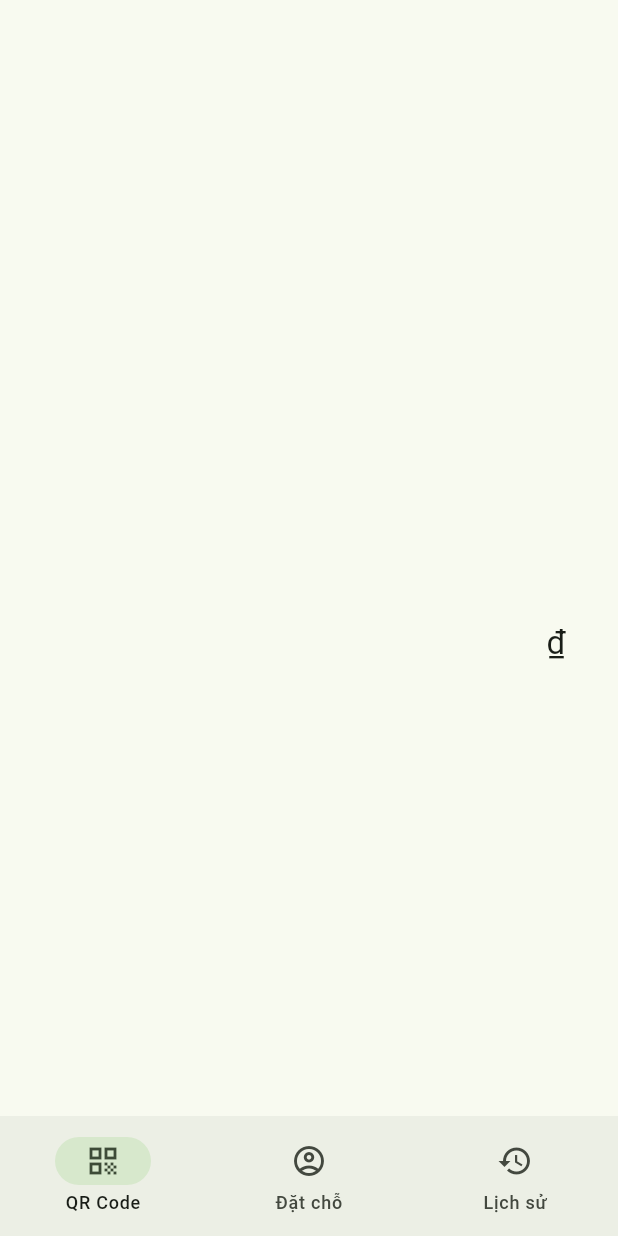
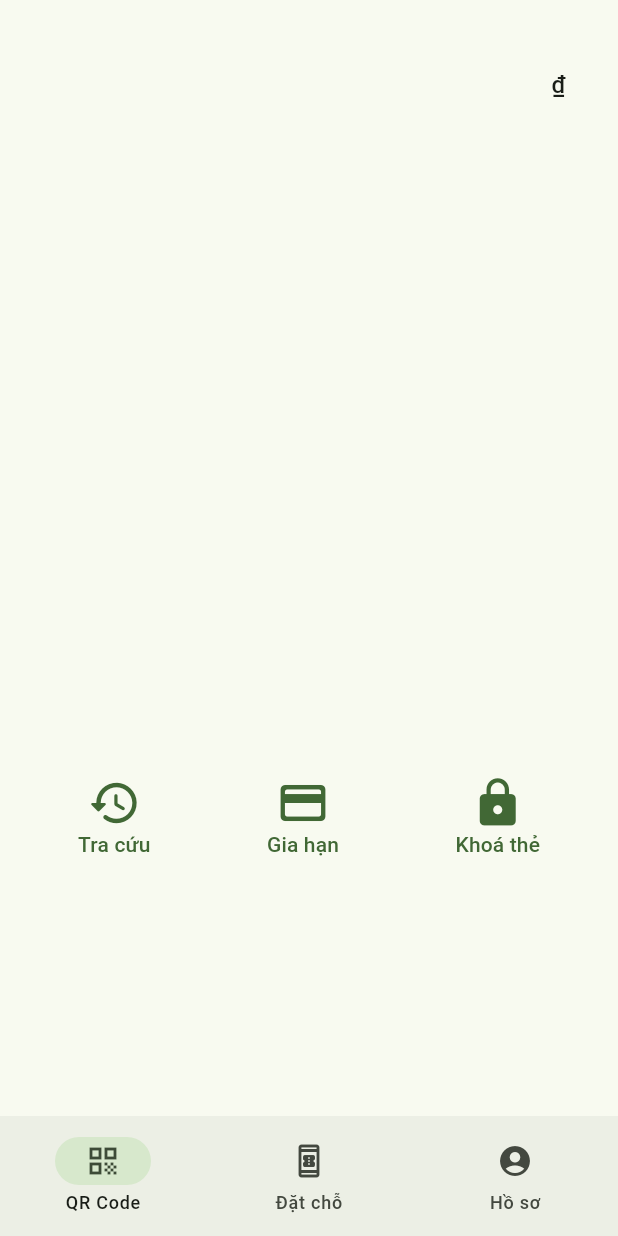
Before and after one commit to EvilArtist/parkingcustomer, a Flutter app: the MainNavigation screen opened directly, on a phone screen of 412 x 824 dp. Run offline on Flutter 3.47's test engine with Material 2 defaults, Android fonts, the phone set to English and light mode, and no system bars; drawn by our look-alikes of carousel_slider; our stand-ins replace flutter_secure_storage, google_fonts, loader_overlay, pinput, qr_flutter; missing offline and left inert: encrypted_shared_preferences, fast_rsa; accounts and stored records are empty; network calls fail.

Commit message:
Update home

```diff
--- a/lib/models/card.dart
+++ b/lib/models/card.dart
@@ -35,9 +35,10 @@ class CardDetails {
   String? subscriptionTypeCode;
   String? vehicleType;
   String? vehicleTypeCode;
-  String? expiredDate;
-  String? extendedDate;
-  bool? isSubscription;
+  DateTime? expiredDate;
+  DateTime? extendedDate;
+  bool isSubscription;
+  bool isExpired;
 
   CardDetails({
     this.id,
@@ -55,11 +56,14 @@ class CardDetails {
     this.vehicleTypeCode,
     this.expiredDate,
     this.extendedDate,
-    this.isSubscription,
+    this.isSubscription = false,
     this.subscriptionId,
+    this.isExpired = false,
   });
 
-  CardDetails.fromJson(Map<String, dynamic> json) {
+  CardDetails.fromJson(Map<String, dynamic> json)
+      : isExpired = json['isExpired'] ?? false,
+        isSubscription = json['isSubscription'] ?? false {
     id = json['id'];
     uuid = json['uuid'];
     code = json['code'];
@@ -73,9 +77,8 @@ class CardDetails {
     subscriptionTypeCode = json['subscriptionTypeCode'];
     vehicleType = json['vehicleType'];
     vehicleTypeCode = json['vehicleTypeCode'];
-    expiredDate = json['expiredDate'];
-    extendedDate = json['extendedDate'];
-    isSubscription = json['isSubscription'];
+    expiredDate = DateTime.parse(json['expiredDate']);
+    extendedDate = DateTime.parse(json['extendedDate']);
     subscriptionId = json['subscriptionId'];
   }
 
--- a/lib/models/customer.dart
+++ b/lib/models/customer.dart
@@ -21,12 +21,12 @@ class Customer extends ChangeNotifier {
       {required this.id,
       required this.userNo,
       required this.userName,
-      email,
-      phoneNumber,
+      this.email,
+      this.phoneNumber,
       required this.firstName,
       required this.lastName,
-      company,
-      legacyAccount});
+      this.company,
+      this.legacyAccount = false});
 
   Customer.fromJson(Map<String, dynamic> json)
       : id = json['id'],
--- a/lib/page/home.dart
+++ b/lib/page/home.dart
@@ -1,4 +1,5 @@
 import 'package:carousel_slider/carousel_slider.dart';
+import 'package:intl/intl.dart';
 import 'package:smart_parking_customer/page/reservation_card.dart';
 import 'package:smart_parking_customer/page/user/add_card.dart';
 import 'package:smart_parking_customer/services/auth.service.dart';
@@ -12,6 +13,7 @@ import 'dart:async';
 import 'package:encrypted_shared_preferences/encrypted_shared_preferences.dart';
 import 'package:fast_rsa/fast_rsa.dart';
 
+import '../models/card.dart';
 import '../models/customer.dart';
 import '../services/user.service.dart';
 
@@ -44,21 +46,25 @@ class _MyHomePageState extends State<MyHomePage> {
   Customer _customer =
       Customer(id: 'id', userNo: '', userName: '', firstName: '', lastName: '');
   List<dynamic> _cardList = [];
-  String vehicleType = "00";
+
+  CardDetails? _currentCard;
   void _updateDisplayTime() async {
     var cardList = [];
+    // final format = DateFormat('dd/MM/yyyy');
     for (var card in _customer.subscriptions) {
-      var rsa = await encodeQR(vehicleType + card.code!);
+      var rsa = await encodeQR(card.code!);
+
       cardList.add({
         'rsa': rsa,
-        'vehicle': card.vehicleType,
-        'licensePlate': card.licensePlate
+        'presentedCard': card,
       });
     }
-    cardList.add({'rsa': '', 'vehicle': '', 'licensePlate': ''});
+    cardList.add(
+        {'rsa': '', 'vehicle': '', 'licensePlate': '', 'presentedCard': null});
     if (mounted) {
       setState(() {
         _cardList = cardList;
+        _currentCard = _cardList[0]['presentedCard'];
       });
     }
   }
@@ -142,6 +148,8 @@ class _MyHomePageState extends State<MyHomePage> {
     super.dispose();
   }
 
+  void extendSubscription() {}
+
   @override
   Widget build(BuildContext context) {
     // This method is rerun every time setState is called, for instance as done
@@ -160,10 +168,43 @@ class _MyHomePageState extends State<MyHomePage> {
               child: Column(
                 mainAxisAlignment: MainAxisAlignment.start,
                 children: <Widget>[
+                  Padding(
+                    padding: const EdgeInsets.only(
+                        left: 35, right: 35, top: 10, bottom: 10),
+                    child: Row(children: <Widget>[
+                      Expanded(
+                        child: Text(
+                            '${_customer.firstName} ${_customer.lastName}',
+                            textAlign: TextAlign.left,
+                            style: Theme.of(context).textTheme.titleMedium),
+                      ),
+                      Expanded(
+                          child: Text(
+                              '${(_customer.wallet == null ? '' : _customer.wallet!.amount)} ₫',
+                              textAlign: TextAlign.right,
+                              style: Theme.of(context).textTheme.titleMedium))
+                    ]),
+                  ),
+                  const SizedBox(
+                    height: 40,
+                  ),
+                  Text(
+                      (_currentCard != null
+                          ? (_currentCard?.licensePlate ?? '')
+                          : ''),
+                      style: const TextStyle(fontWeight: FontWeight.bold)),
+                  const SizedBox(
+                    height: 10,
+                  ),
                   CarouselSlider(
                       options: CarouselOptions(
-                        height: 0.85 * MediaQuery.of(context).size.width,
+                        height: 0.75 * MediaQuery.of(context).size.width,
                         viewportFraction: 0.75,
+                        onPageChanged: (index, reason) {
+                          setState(() {
+                            _currentCard = _cardList[index]['presentedCard'];
+                          });
+                        },
                       ),
                       items: _cardList.map((item) {
                         String itemRsa = item['rsa'];
@@ -209,7 +250,7 @@ class _MyHomePageState extends State<MyHomePage> {
                                 elevation: 0,
                                 child: Container(
                                   width:
-                                      0.70 * MediaQuery.of(context).size.width,
+                                      0.8 * MediaQuery.of(context).size.width,
                                   decoration: BoxDecoration(
                                     border: Border.all(
                                         color: const Color(0xFFF2F2F2)),
@@ -221,30 +262,49 @@ class _MyHomePageState extends State<MyHomePage> {
                                       padding: const EdgeInsets.all(40),
                                       child: Column(children: [
                                         QrImageView(data: itemRsa, version: 5),
-                                        Text(item['vehicle']),
-                                        Text(item['licensePlate'])
                                       ])),
                                 ));
                       }).toList()),
                   const SizedBox(
-                    height: 20,
+                    height: 40,
                   ),
                   Padding(
-                    padding: const EdgeInsets.only(
-                        left: 35, right: 35, top: 10, bottom: 10),
-                    child: Row(children: <Widget>[
-                      Expanded(
-                        child: Text(
-                            '${_customer.firstName} ${_customer.lastName}',
-                            textAlign: TextAlign.left,
-                            style: Theme.of(context).textTheme.titleLarge),
-                      ),
-                      Expanded(
-                          child: Text(
-                              '${(_customer.wallet == null ? '' : _customer.wallet!.amount)} ₫',
-                              textAlign: TextAlign.right,
-                              style: Theme.of(context).textTheme.titleLarge))
-                    ]),
+                    padding: const EdgeInsets.fromLTRB(40, 10, 40, 10),
+                    child: Row(
+                      mainAxisAlignment: MainAxisAlignment.spaceBetween,
+                      children: [
+                        TextButton(
+                          onPressed: () {},
+                          child: const Column(children: [
+                            Icon(
+                              Icons.history_rounded,
+                              size: 36,
+                            ),
+                            Text("Tra cứu")
+                          ]),
+                        ),
+                        TextButton(
+                          onPressed: () {},
+                          child: const Column(children: [
+                            Icon(
+                              Icons.payment_rounded,
+                              size: 36,
+                            ),
+                            Text("Gia hạn")
+                          ]),
+                        ),
+                        TextButton(
+                          onPressed: () {},
+                          child: const Column(children: [
+                            Icon(
+                              Icons.lock,
+                              size: 36,
+                            ),
+                            Text("Khoá thẻ")
+                          ]),
+                        )
+                      ],
+                    ),
                   ),
                   Expanded(
                       child: Consumer<Customer>(
--- a/lib/page/navigation.dart
+++ b/lib/page/navigation.dart
@@ -1,6 +1,6 @@
-import 'package:smart_parking_customer/page/history.dart';
 import 'package:smart_parking_customer/page/reservations/parking.search.dart';
 import 'package:flutter/material.dart';
+import 'package:smart_parking_customer/page/user/profile.dart';
 import 'home.dart';
 
 class MainNavigation extends StatefulWidget {
@@ -28,21 +28,21 @@ class _MainNavigationState extends State<MainNavigation> {
             label: 'QR Code',
           ),
           NavigationDestination(
-            icon: Icon(Icons.account_circle_outlined),
-            selectedIcon: Icon(Icons.account_circle),
+            icon: Icon(Icons.book_online_outlined),
+            selectedIcon: Icon(Icons.book_rounded),
             label: 'Đặt chỗ',
           ),
           NavigationDestination(
-            selectedIcon: Icon(Icons.history),
-            icon: Icon(Icons.history),
-            label: 'Lịch sử',
+            selectedIcon: Icon(Icons.account_circle_outlined),
+            icon: Icon(Icons.account_circle),
+            label: 'Hồ sơ',
           ),
         ],
       ),
       body: <Widget>[
         const MyHomePage(title: 'Home Page'),
         const ParkingSearchPage(),
-        const History()
+        const ProfilePage()
       ][currentPageIndex],
     );
   }
--- a/lib/page/signin.dart
+++ b/lib/page/signin.dart
@@ -32,6 +32,8 @@ class _LoginscreenState extends State<LoginPage> {
       await Navigator.push(context,
           MaterialPageRoute(builder: (context) => const MainNavigation()));
     } catch (e) {
+      if (!mounted) return;
+      context.loaderOverlay.hide();
       ScaffoldMessenger.of(context)
           .showSnackBar(SnackBar(content: Text(e.toString())));
     }
--- a/lib/services/url.helpers.dart
+++ b/lib/services/url.helpers.dart
@@ -1,5 +1,5 @@
 class URLHelpers {
-  static const String host = "192.168.1.4";
+  static const String host = "localhost";
   static const int port = 7091;
   static const String scheme = "https";
   static const String apiPath = "/api/";
```
Also changed, not shown: lib/page/user/profile.dart (+103 -24 lines), lib/services/user.service.dart (+15 -4 lines), 1 other file.
